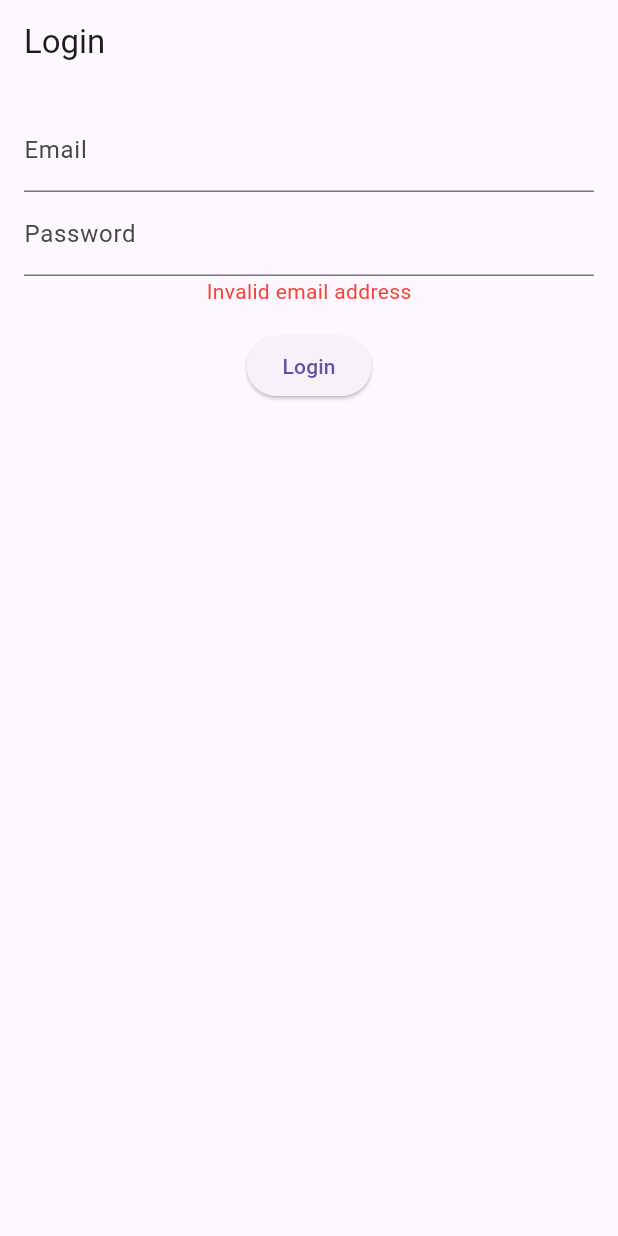
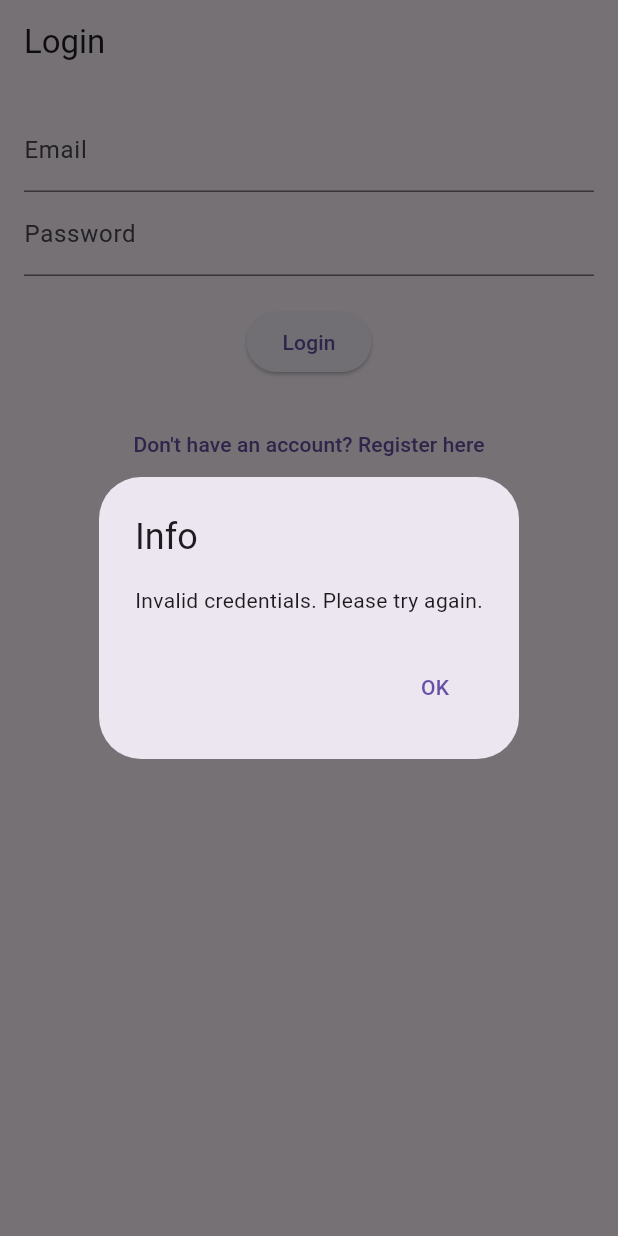
Before and after one commit to sstetss/Lab345, a Flutter app: the screen it shows after launch, after a tap on "Login", on a phone screen of 412 x 824 dp. Run offline on Flutter 3.47's test engine with Material 3 defaults, Android fonts, the phone set to English and light mode, and no system bars; our stand-ins replace connectivity_plus, shared_preferences.

Commit message:
Робота над 4-ю лабораторною роботою

```diff
--- a/lib/main.dart
+++ b/lib/main.dart
@@ -1,15 +1,15 @@
 import 'package:flutter/material.dart';
+import 'package:provider/provider.dart';
 import 'package:shared_preferences/shared_preferences.dart';
-import 'screens/login_screen.dart';
-import 'screens/registration_screen.dart';
-import 'screens/home_screen.dart';
-import 'repositories/user_repository.dart';
+import 'package:lab3_new_app/repositories/user_repository.dart';
+import 'package:lab3_new_app/screens/login_screen.dart';
+import 'package:lab3_new_app/screens/home_screen.dart';
+import 'package:lab3_new_app/services/network_service.dart';
 
 void main() async {
   WidgetsFlutterBinding.ensureInitialized();
-  final prefs = await SharedPreferences.getInstance();
-  final userRepository = UserRepository(prefs);
-
+  final sharedPreferences = await SharedPreferences.getInstance();
+  final userRepository = UserRepository(sharedPreferences);
   runApp(MyApp(userRepository: userRepository));
 }
 
@@ -20,15 +20,25 @@ class MyApp extends StatelessWidget {
 
   @override
   Widget build(BuildContext context) {
-    return MaterialApp(
-      title: 'Lab 3 App',
-      theme: ThemeData(primarySwatch: Colors.blue),
-      initialRoute: '/login',
-      routes: {
-        '/login': (context) => LoginScreen(userRepository: userRepository),
-        '/register': (context) => RegistrationScreen(userRepository: userRepository),
-        '/home': (context) => HomeScreen(userRepository: userRepository),
-      },
+    return MultiProvider(
+      providers: [
+        Provider<UserRepository>.value(value: userRepository),
+        Provider<NetworkService>(
+          create: (_) => NetworkService(),
+        ),
+      ],
+      child: MaterialApp(
+        home: FutureBuilder<bool>(
+          future: userRepository.isLoggedIn(),
+          builder: (context, snapshot) {
+            if (snapshot.connectionState == ConnectionState.waiting) {
+              return CircularProgressIndicator();
+            }
+            final isLoggedIn = snapshot.data ?? false;
+            return isLoggedIn ? HomeScreen() : LoginScreen();
+          },
+        ),
+      ),
     );
   }
 }
--- a/lib/repositories/user_repository.dart
+++ b/lib/repositories/user_repository.dart
@@ -11,13 +11,26 @@ class UserRepository extends BaseUserRepository {
     await _prefs.setString('email', email);
     await _prefs.setString('password', password);
     await _prefs.setString('name', name);
+    await _prefs.setBool('isLoggedIn', true);
   }
 
   @override
   Future<bool> loginUser(String email, String password) async {
     final storedEmail = _prefs.getString('email');
     final storedPassword = _prefs.getString('password');
-    return storedEmail == email && storedPassword == password;
+    final success = storedEmail == email && storedPassword == password;
+    if (success) {
+      await _prefs.setBool('isLoggedIn', true);
+    }
+    return success;
+  }
+
+  Future<bool> isLoggedIn() async {
+    return _prefs.getBool('isLoggedIn') ?? false;
+  }
+
+  Future<void> logoutUser() async {
+    await _prefs.setBool('isLoggedIn', false);
   }
 
   @override
@@ -30,7 +43,12 @@ class UserRepository extends BaseUserRepository {
 
   @override
   Future<void> updateUserData(Map<String, String> newData) async {
-    await _prefs.setString('name', newData['name'] ?? '');
+    if (newData.containsKey('email')) {
+      await _prefs.setString('email', newData['email']!);
+    }
+    if (newData.containsKey('name')) {
+      await _prefs.setString('name', newData['name']!);
+    }
   }
 
   @override
--- a/lib/screens/login_screen.dart
+++ b/lib/screens/login_screen.dart
@@ -1,36 +1,43 @@
 import 'package:flutter/material.dart';
-import '../repositories/user_repository.dart';
-import '../utils/validators.dart';
+import 'package:provider/provider.dart';
+import 'package:lab3_new_app/repositories/user_repository.dart';
+import 'package:lab3_new_app/utils/dialog_utils.dart';
+import 'package:lab3_new_app/screens/home_screen.dart';
+import 'package:lab3_new_app/screens/registration_screen.dart'; // імпортуйте екран реєстрації
+import 'package:lab3_new_app/services/network_service.dart';
 
 class LoginScreen extends StatefulWidget {
-  final UserRepository userRepository;
-
-  const LoginScreen({Key? key, required this.userRepository}) : super(key: key);
-
   @override
-  State<LoginScreen> createState() => _LoginScreenState();
+  _LoginScreenState createState() => _LoginScreenState();
 }
 
 class _LoginScreenState extends State<LoginScreen> {
-  final _emailController = TextEditingController();
-  final _passwordController = TextEditingController();
-  String? _errorMessage;
+  final TextEditingController _emailController = TextEditingController();
+  final TextEditingController _passwordController = TextEditingController();
+  bool _isLoading = false;
 
-  void _login() async {
+  Future<void> _login() async {
+    setState(() {
+      _isLoading = true;
+    });
+
     final email = _emailController.text;
     final password = _passwordController.text;
 
-    if (!isValidEmail(email)) {
-      setState(() => _errorMessage = 'Invalid email address');
-      return;
-    }
+    final userRepository = Provider.of<UserRepository>(context, listen: false);
+    final success = await userRepository.loginUser(email, password);
 
-    final success = await widget.userRepository.loginUser(email, password);
+    setState(() {
+      _isLoading = false;
+    });
 
     if (success) {
-      Navigator.pushNamed(context, '/home');
+      Navigator.pushReplacement(
+        context,
+        MaterialPageRoute(builder: (context) => HomeScreen()),
+      );
     } else {
-      setState(() => _errorMessage = 'Incorrect email or password');
+      DialogUtils.showInfoDialog(context, 'Invalid credentials. Please try again.');
     }
   }
 
@@ -51,9 +58,23 @@ class _LoginScreenState extends State<LoginScreen> {
               decoration: InputDecoration(labelText: 'Password'),
               obscureText: true,
             ),
-            if (_errorMessage != null) Text(_errorMessage!, style: TextStyle(color: Colors.red)),
-            SizedBox(height: 16),
-            ElevatedButton(onPressed: _login, child: Text('Login')),
+            SizedBox(height: 20),
+            ElevatedButton(
+              onPressed: _isLoading ? null : _login,
+              child: _isLoading ? CircularProgressIndicator() : Text('Login'),
+            ),
+            SizedBox(height: 20),
+            TextButton(
+              onPressed: () {
+                Navigator.push(
+                  context,
+                  MaterialPageRoute(
+                    builder: (context) => RegistrationScreen(userRepository: Provider.of<UserRepository>(context, listen: false)),
+                  ),
+                );
+              },
+              child: Text('Don\'t have an account? Register here'),
+            ),
           ],
         ),
       ),
--- /dev/null
+++ b/lib/services/network_service.dart
@@ -0,0 +1,16 @@
+import 'package:connectivity_plus/connectivity_plus.dart';
+
+class NetworkService {
+  final Connectivity _connectivity = Connectivity();
+
+  Future<bool> isConnected() async {
+    final result = await _connectivity.checkConnectivity();
+    return result != ConnectivityResult.none;
+  }
+
+  Stream<bool> connectionStream() async* {
+    await for (final result in _connectivity.onConnectivityChanged) {
+      yield result != ConnectivityResult.none;
+    }
+  }
+}
--- /dev/null
+++ b/lib/utils/dialog_utils.dart
@@ -0,0 +1,46 @@
+import 'package:flutter/material.dart';
+
+class DialogUtils {
+  static void showInfoDialog(BuildContext context, String message) {
+    showDialog(
+      context: context,
+      builder: (ctx) => AlertDialog(
+        title: Text('Info'),
+        content: Text(message),
+        actions: [
+          TextButton(
+            onPressed: () => Navigator.of(ctx).pop(),
+            child: Text('OK'),
+          ),
+        ],
+      ),
+    );
+  }
+
+  static void showConfirmationDialog(
+      BuildContext context,
+      String message,
+      VoidCallback onConfirm,
+      ) {
+    showDialog(
+      context: context,
+      builder: (ctx) => AlertDialog(
+        title: Text('Confirmation'),
+        content: Text(message),
+        actions: [
+          TextButton(
+            onPressed: () => Navigator.of(ctx).pop(),
+            child: Text('Cancel'),
+          ),
+          TextButton(
+            onPressed: () {
+              Navigator.of(ctx).pop();
+              onConfirm();
+            },
+            child: Text('Confirm'),
+          ),
+        ],
+      ),
+    );
+  }
+}
--- a/pubspec.yaml
+++ b/pubspec.yaml
@@ -12,8 +12,9 @@ dependencies:
   flutter:
     sdk: flutter
   cupertino_icons: ^1.0.8
-  shared_preferences: ^2.0.18
+  shared_preferences: ^2.1.0
   provider: ^6.1.2
+  connectivity_plus: ^3.0.3
 
 dev_dependencies:
   flutter_test:
```
Also changed, not shown: lib/screens/home_screen.dart (+134 -44 lines), pubspec.lock, 3 other files.
